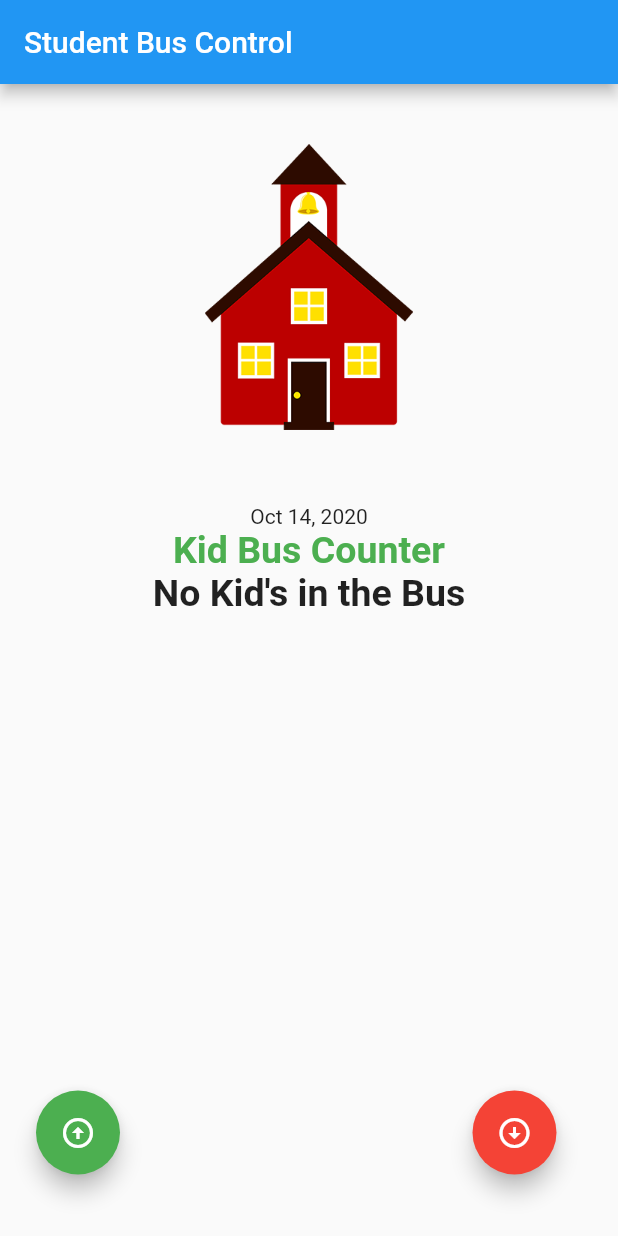
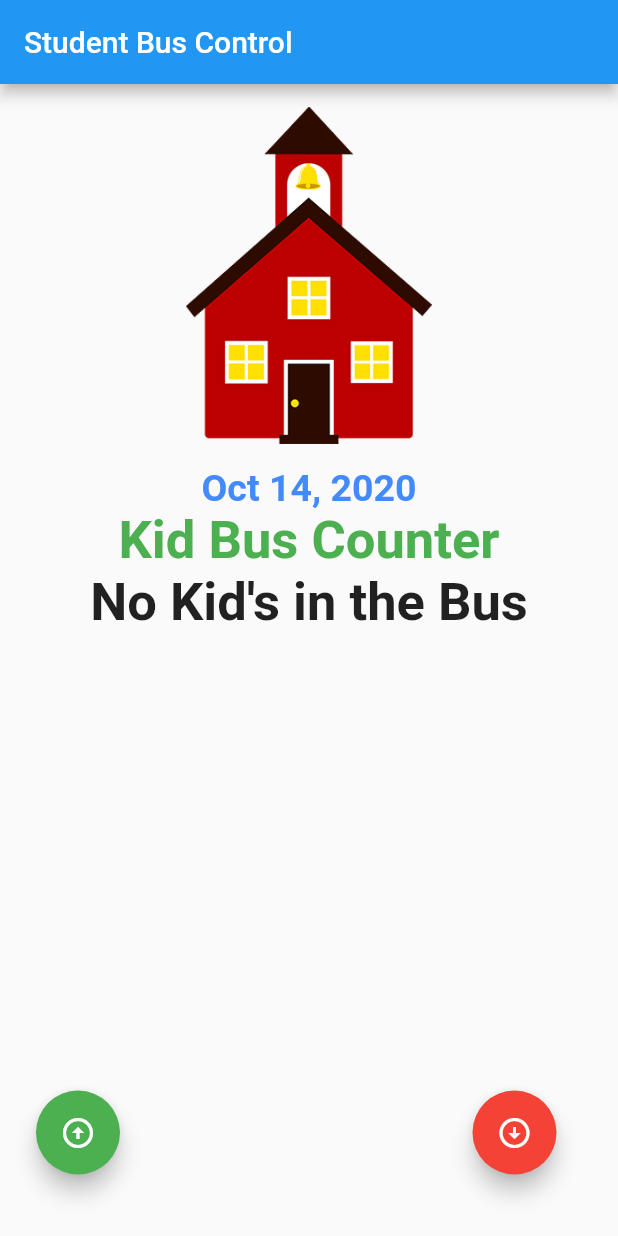
Before and after one commit to qqapps18/kids_bus_counter, a Flutter app: the screen it shows after launch, on a phone screen of 412 x 824 dp. Run offline on Flutter 3.47's test engine with Material 2 defaults, Android fonts, the phone set to English and light mode, and no system bars.

Commit message:
increase the font

```diff
--- a/lib/main.dart
+++ b/lib/main.dart
@@ -35,9 +35,7 @@ class _KidBusCounterState extends State<KidBusCounter> {
   String message = "No Kid's in the Bus";
   var messprt = "No Kid's in the Bus";
 
-
   DateTime date = DateTime.now();
-
 
   void _incrementCounter() {
     setState(() {
@@ -73,22 +71,28 @@ class _KidBusCounterState extends State<KidBusCounter> {
           mainAxisAlignment: MainAxisAlignment.start,
           children: <Widget>[
             Padding(
-              padding: const EdgeInsets.fromLTRB(20, 40, 20, 40),
+              padding: const EdgeInsets.fromLTRB(20, 15, 20, 15),
               child: Container(
-                height: 200,
-                width: 200,
+                height: 225,
+                width: 250,
                 child: Image.asset(
                   imagebacground,
-                  scale: 2,
+                  scale: 1.5,
+                  //             fit: BoxFit.cover,
                   alignment: Alignment.topCenter,
                 ),
               ),
             ),
-            Text(DateFormat.yMMMd().format(date)),
+            Text(DateFormat.yMMMd().format(date),
+                style: TextStyle(
+                  fontSize: 25,
+                  color: Colors.blueAccent,
+                  fontWeight: FontWeight.bold,
+                )),
             Text(
               'Kid Bus Counter',
               style: TextStyle(
-                fontSize: 25,
+                fontSize: 35,
                 color: Colors.green,
                 fontWeight: FontWeight.bold,
               ),
@@ -96,7 +100,7 @@ class _KidBusCounterState extends State<KidBusCounter> {
             Text(
               '$messprt',
               style: TextStyle(
-                fontSize: 25,
+                fontSize: 35,
                 fontWeight: FontWeight.bold,
               ),
             )
```
